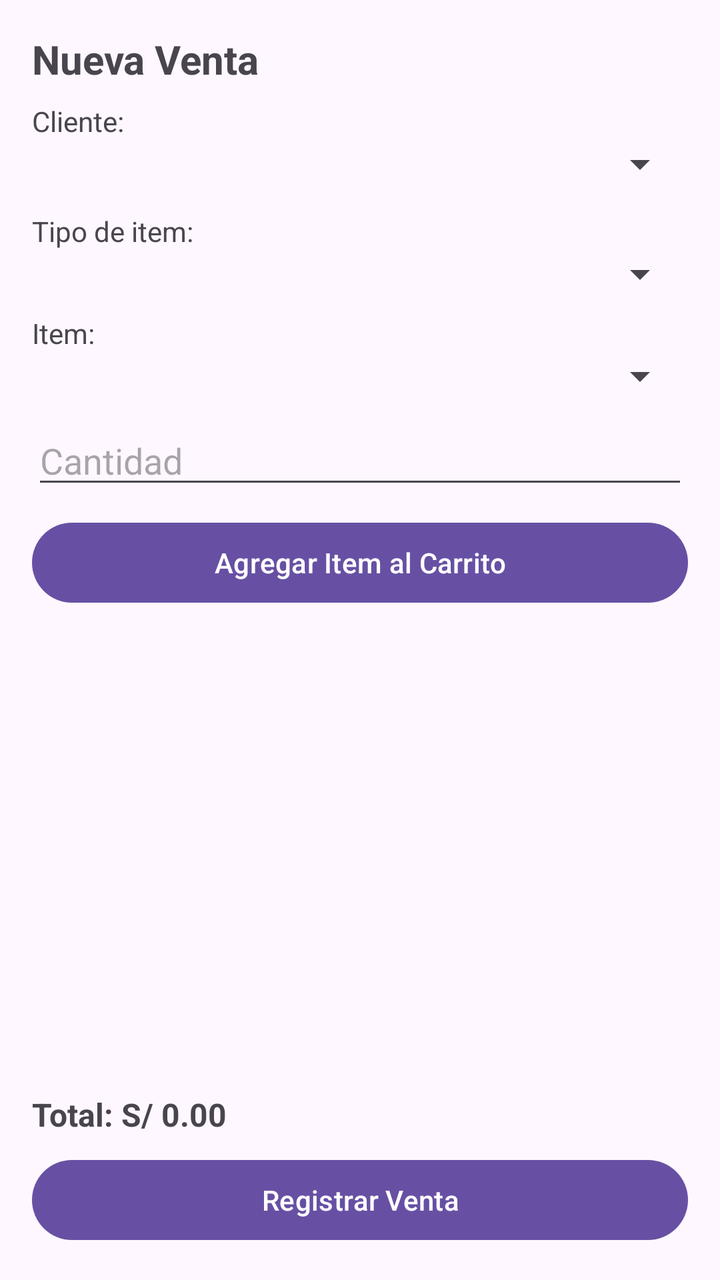
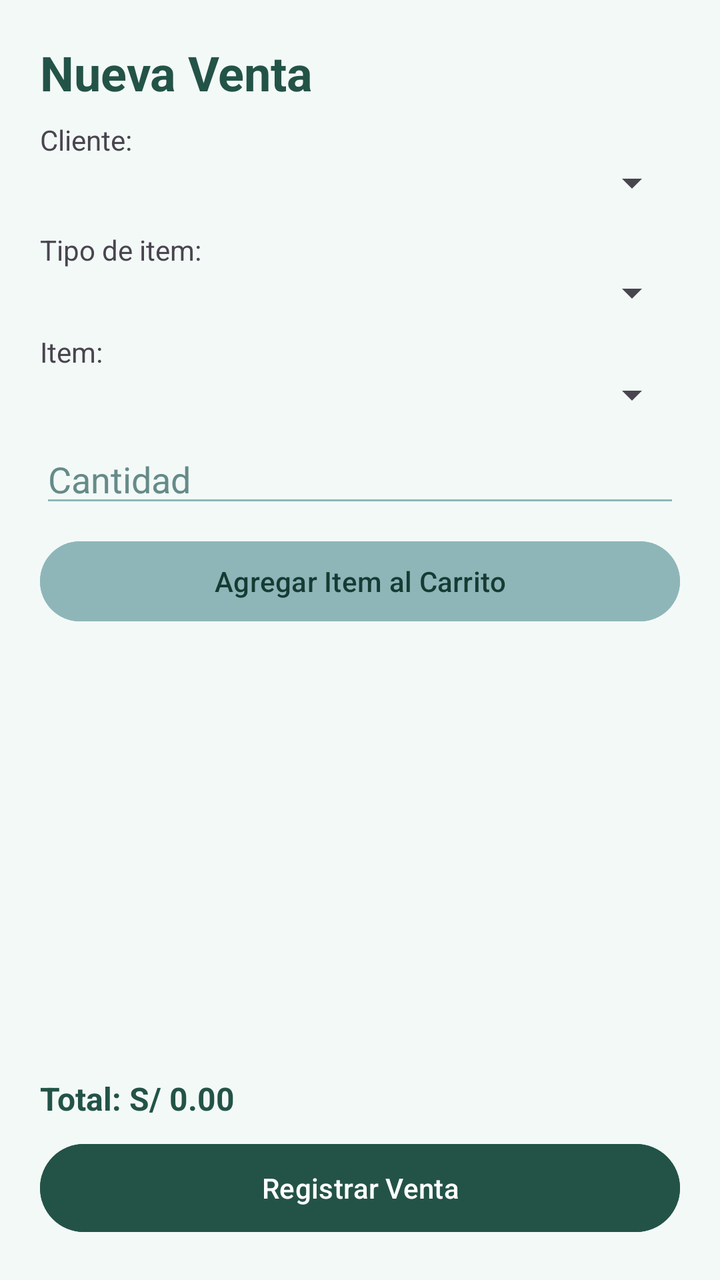

Compare the two renders of this Android layout. The source of the first and the diff that turns it into the second are given below.
<!-- AndroidManifest.xml: application theme Theme.T1 -->
<!-- res/layout/activity_venta_form.xml -->
<?xml version="1.0" encoding="utf-8"?>
<LinearLayout xmlns:android="http://schemas.android.com/apk/res/android"
    android:layout_width="match_parent"
    android:layout_height="match_parent"
    android:orientation="vertical"
    android:padding="16dp">

    <TextView
        android:layout_width="wrap_content"
        android:layout_height="wrap_content"
        android:text="Nueva Venta"
        android:textSize="20sp"
        android:textStyle="bold"/>

    <TextView
        android:layout_width="wrap_content"
        android:layout_height="wrap_content"
        android:text="Cliente:"
        android:layout_marginTop="8dp"/>

    <Spinner
        android:id="@+id/spCliente"
        android:layout_width="match_parent"
        android:layout_height="wrap_content"/>

    <TextView
        android:layout_width="wrap_content"
        android:layout_height="wrap_content"
        android:text="Tipo de item:"
        android:layout_marginTop="12dp"/>

    <Spinner
        android:id="@+id/spTipoItem"
        android:layout_width="match_parent"
        android:layout_height="wrap_content"/>

    <TextView
        android:layout_width="wrap_content"
        android:layout_height="wrap_content"
        android:text="Item:"
        android:layout_marginTop="8dp"/>

    <Spinner
        android:id="@+id/spItem"
        android:layout_width="match_parent"
        android:layout_height="wrap_content"/>

    <EditText
        android:id="@+id/etCantidad"
        android:layout_width="match_parent"
        android:layout_height="wrap_content"
        android:hint="Cantidad"
        android:inputType="number"
        android:layout_marginTop="8dp"/>

    <Button
        android:id="@+id/btnAgregarItem"
        android:layout_width="match_parent"
        android:layout_height="wrap_content"
        android:text="Agregar Item al Carrito"
        android:layout_marginTop="8dp"/>

    <ListView
        android:id="@+id/lvDetalles"
        android:layout_width="match_parent"
        android:layout_height="0dp"
        android:layout_weight="1"
        android:layout_marginTop="12dp"/>

    <TextView
        android:id="@+id/tvTotal"
        android:layout_width="match_parent"
        android:layout_height="wrap_content"
        android:text="Total: S/ 0.00"
        android:textSize="16sp"
        android:textStyle="bold"
        android:layout_marginTop="8dp"/>

    <Button
        android:id="@+id/btnRegistrarVenta"
        android:layout_width="match_parent"
        android:layout_height="wrap_content"
        android:text="Registrar Venta"
        android:layout_marginTop="8dp"/>

</LinearLayout>
<!-- resources referenced by this layout -->
<resources>
  <style name="Theme.T1" parent="Base.Theme.T1" />
  <style name="Base.Theme.T1" parent="Theme.Material3.DayNight.NoActionBar">
          
          
      </style>
</resources>

<!-- the commit's change to res/layout/activity_venta_form.xml (unified diff, before → after) -->
@@ -3,14 +3,16 @@
     android:layout_width="match_parent"
     android:layout_height="match_parent"
     android:orientation="vertical"
-    android:padding="16dp">
+    android:padding="20dp"
+    android:background="#F3F9F7">
 
     <TextView
         android:layout_width="wrap_content"
         android:layout_height="wrap_content"
         android:text="Nueva Venta"
-        android:textSize="20sp"
-        android:textStyle="bold"/>
+        android:textSize="24sp"
+        android:textStyle="bold"
+        android:textColor="#235347"/>
 
     <TextView
         android:layout_width="wrap_content"
@@ -50,6 +52,9 @@
         android:layout_width="match_parent"
         android:layout_height="wrap_content"
         android:hint="Cantidad"
+        android:backgroundTint="#8EB6B9"
+        android:textColor="#235347"
+        android:textColorHint="#658B89"
         android:inputType="number"
         android:layout_marginTop="8dp"/>
 
@@ -58,7 +63,10 @@
         android:layout_width="match_parent"
         android:layout_height="wrap_content"
         android:text="Agregar Item al Carrito"
-        android:layout_marginTop="8dp"/>
+        android:layout_marginTop="8dp"
+        android:backgroundTint="#8EB6B9"
+        android:textColor="#163B33"
+        android:minHeight="48dp"/>
 
     <ListView
         android:id="@+id/lvDetalles"
@@ -74,13 +82,17 @@
         android:text="Total: S/ 0.00"
         android:textSize="16sp"
         android:textStyle="bold"
-        android:layout_marginTop="8dp"/>
+        android:layout_marginTop="8dp"
+        android:textColor="#235347"/>
 
     <Button
         android:id="@+id/btnRegistrarVenta"
         android:layout_width="match_parent"
         android:layout_height="wrap_content"
         android:text="Registrar Venta"
-        android:layout_marginTop="8dp"/>
+        android:layout_marginTop="8dp"
+        android:backgroundTint="#235347"
+        android:textColor="#FFFFFF"
+        android:minHeight="52dp"/>
 
 </LinearLayout>
